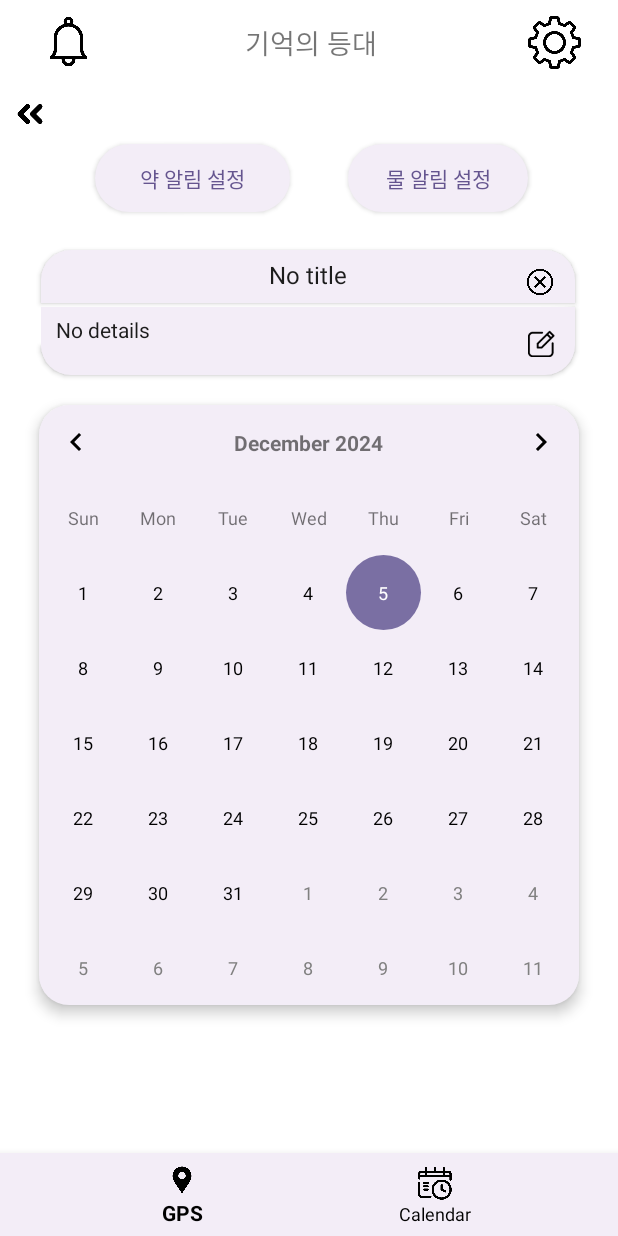
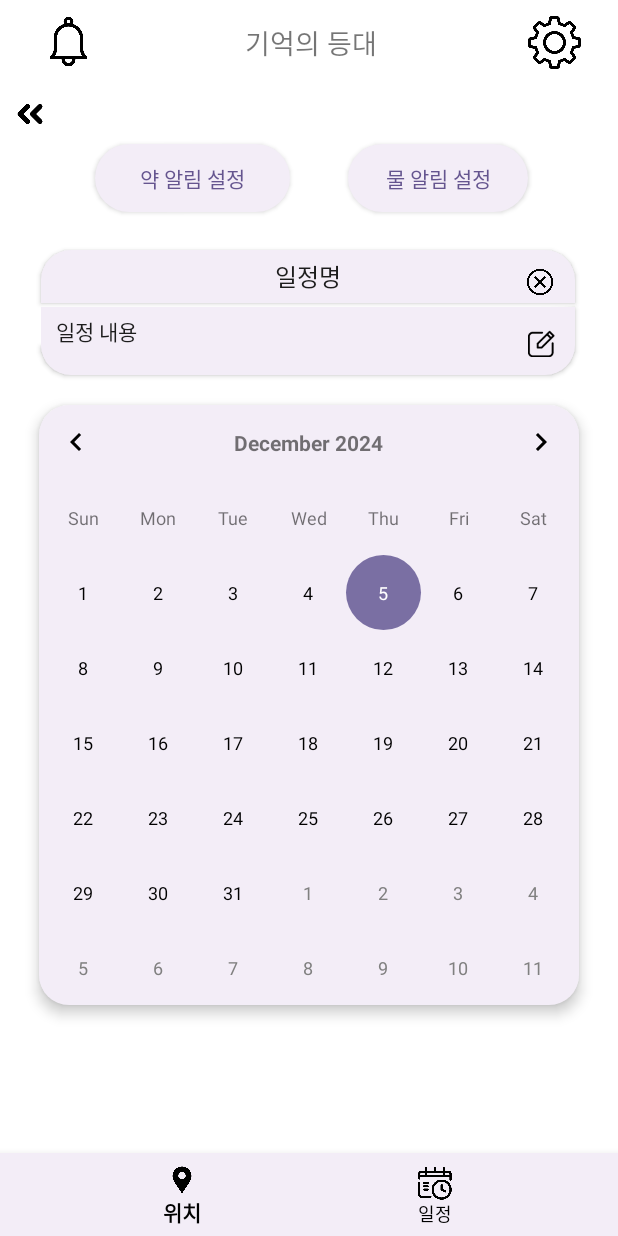
Before and after one commit to Avy012/Care-Assistant, an Android app: the CalendarActivity screen opened directly, with no data from a screen before it, on a phone screen of 412 x 824 dp. Run offline under Robolectric (Android 15) with nearby library versions, the phone set to English and light mode, and no system bars.

Commit message:
1205_일단 push

```diff
--- a/Care-Assistant-develop/Care-Assistant-develop/LightHouseOfMemory/app/src/main/java/com/example/lighthouseofmemory/CalendarActivity.java
+++ b/Care-Assistant-develop/Care-Assistant-develop/LightHouseOfMemory/app/src/main/java/com/example/lighthouseofmemory/CalendarActivity.java
@@ -566,8 +566,8 @@ public class CalendarActivity extends AppCompatActivity {
         SharedPreferences sharedPreferences = getSharedPreferences("SchedulePreferences", MODE_PRIVATE);
 
         // 저장된 일정 제목과 상세내용 가져오기
-        String scheduleTitle = sharedPreferences.getString(selectedDate + "_title", "No title");
-        String scheduleDetail = sharedPreferences.getString(selectedDate + "_detail", "No details");
+        String scheduleTitle = sharedPreferences.getString(selectedDate + "_title", "일정명");
+        String scheduleDetail = sharedPreferences.getString(selectedDate + "_detail", "일정 내용");
 
         // TextView에 설정
         detailTextView.setText(scheduleDetail);
@@ -642,8 +642,8 @@ public class CalendarActivity extends AppCompatActivity {
         dateColorMap.remove(selectedDate);
 
         // UI 업데이트
-        detailTextView.setText("No details");
-        dateTextView.setText("No title");
+        detailTextView.setText("일정 내용");
+        dateTextView.setText("일정명");
 
         updateCalendarDecorators();
     }
--- a/Care-Assistant-develop/Care-Assistant-develop/LightHouseOfMemory/app/src/main/java/com/example/lighthouseofmemory/MainActivity.java
+++ b/Care-Assistant-develop/Care-Assistant-develop/LightHouseOfMemory/app/src/main/java/com/example/lighthouseofmemory/MainActivity.java
@@ -50,9 +50,13 @@ public class MainActivity extends AppCompatActivity {
                 startActivity(new Intent(MainActivity.this, LoginActivity.class));
             }
         });
+<<<<<<< Updated upstream
 
 
 
+=======
+
+>>>>>>> Stashed changes
 
         // WindowInsets 설정
         ViewCompat.setOnApplyWindowInsetsListener(findViewById(R.id.main), (v, insets) -> {
--- a/Care-Assistant-develop/Care-Assistant-develop/LightHouseOfMemory/app/src/main/res/layout/activity_register.xml
+++ b/Care-Assistant-develop/Care-Assistant-develop/LightHouseOfMemory/app/src/main/res/layout/activity_register.xml
@@ -57,7 +57,7 @@
         android:text="기억의 등대"
         android:textSize="18sp"
         app:layout_constraintBottom_toBottomOf="@+id/toolbar"
-        app:layout_constraintEnd_toStartOf="@+id/Setting_b"
+
         app:layout_constraintStart_toEndOf="@+id/Bell_b"
         app:layout_constraintTop_toTopOf="parent" />
 
--- a/Care-Assistant-develop/Care-Assistant-develop/LightHouseOfMemory/app/src/main/res/layout/activity_schedule.xml
+++ b/Care-Assistant-develop/Care-Assistant-develop/LightHouseOfMemory/app/src/main/res/layout/activity_schedule.xml
@@ -165,7 +165,7 @@
         android:paddingLeft="20dp"
         android:backgroundTint="@color/light_pink"
         android:textAlignment="viewStart"
-        android:text="        Default Color"
+        android:text="        일정 표시 색상"
         android:textColor="@color/gray"
         app:layout_constraintBottom_toTopOf="@id/Check_symptom"
         app:layout_constraintEnd_toEndOf="parent"
--- a/Care-Assistant-develop/Care-Assistant-develop/LightHouseOfMemory/app/src/main/res/menu/bottom_navigation_menu.xml
+++ b/Care-Assistant-develop/Care-Assistant-develop/LightHouseOfMemory/app/src/main/res/menu/bottom_navigation_menu.xml
@@ -3,12 +3,12 @@
     <item
         android:id="@+id/navigation_gps"
         android:icon="@drawable/gps"
-        android:title="GPS"
+        android:title="위치"
     />
     <item
         android:id="@+id/navigation_calender"
         android:icon="@drawable/calender"
-        android:title="Calendar"
+        android:title="일정"
     app:itemTextAppearance="@style/BottomNavTextStyle"
     />
 </menu>
```
